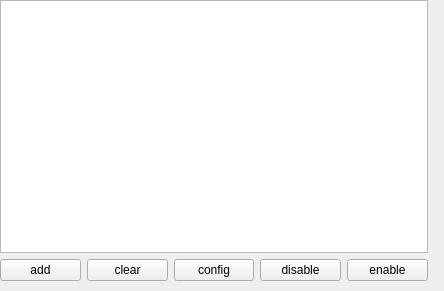
dusekpe2/kcmhowdy, file widget.ui: the form before one commit.
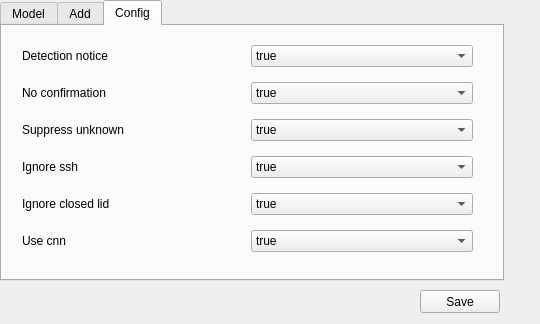
The form after the commit.

Commit message: Functional module, without config

The edit to the form file:
```diff
--- a/widget.ui
+++ b/widget.ui
@@ -6,8 +6,8 @@
    <rect>
     <x>0</x>
     <y>0</y>
-    <width>444</width>
-    <height>291</height>
+    <width>540</width>
+    <height>324</height>
    </rect>
   </property>
   <property name="windowTitle">
@@ -18,55 +18,286 @@
     <rect>
      <x>0</x>
      <y>0</y>
-     <width>428</width>
+     <width>504</width>
      <height>281</height>
     </rect>
    </property>
    <layout class="QVBoxLayout" name="verticalLayout">
-    <item>
-     <widget class="QTableView" name="tableView"/>
-    </item>
     <item>
      <layout class="QHBoxLayout" name="horizontalLayout">
       <item>
-       <widget class="QPushButton" name="addButton">
-        <property name="text">
-         <string>add</string>
+       <widget class="QTabWidget" name="tabWidget">
+        <property name="currentIndex">
+         <number>2</number>
         </property>
-       </widget>
-      </item>
-      <item>
-       <widget class="QPushButton" name="clearButton">
-        <property name="text">
-         <string>clear</string>
-        </property>
-       </widget>
-      </item>
-      <item>
-       <widget class="QPushButton" name="configButton">
-        <property name="text">
-         <string>config</string>
-        </property>
-       </widget>
-      </item>
-      <item>
-       <widget class="QPushButton" name="disableButton">
-        <property name="text">
-         <string>disable</string>
-        </property>
-       </widget>
-      </item>
-      <item>
-       <widget class="QPushButton" name="enableButton">
-        <property name="text">
-         <string>enable</string>
-        </property>
+        <widget class="QWidget" name="Model">
+         <attribute name="title">
+          <string>Model</string>
+         </attribute>
+         <widget class="QTableView" name="tableView">
+          <property name="geometry">
+           <rect>
+            <x>0</x>
+            <y>10</y>
+            <width>502</width>
+            <height>192</height>
+           </rect>
+          </property>
+         </widget>
+         <widget class="QPushButton" name="disableButton">
+          <property name="geometry">
+           <rect>
+            <x>10</x>
+            <y>210</y>
+            <width>80</width>
+            <height>23</height>
+           </rect>
+          </property>
+          <property name="text">
+           <string>disable</string>
+          </property>
+         </widget>
+         <widget class="QPushButton" name="clearButton">
+          <property name="geometry">
+           <rect>
+            <x>110</x>
+            <y>210</y>
+            <width>80</width>
+            <height>23</height>
+           </rect>
+          </property>
+          <property name="text">
+           <string>clear</string>
+          </property>
+         </widget>
+         <widget class="QPushButton" name="enableButton">
+          <property name="geometry">
+           <rect>
+            <x>210</x>
+            <y>210</y>
+            <width>80</width>
+            <height>23</height>
+           </rect>
+          </property>
+          <property name="text">
+           <string>enable</string>
+          </property>
+         </widget>
+        </widget>
+        <widget class="QWidget" name="Add">
+         <attribute name="title">
+          <string>Add</string>
+         </attribute>
+         <widget class="QTextEdit" name="textEdit">
+          <property name="geometry">
+           <rect>
+            <x>30</x>
+            <y>10</y>
+            <width>341</width>
+            <height>21</height>
+           </rect>
+          </property>
+         </widget>
+         <widget class="QPushButton" name="addButton">
+          <property name="geometry">
+           <rect>
+            <x>30</x>
+            <y>50</y>
+            <width>95</width>
+            <height>23</height>
+           </rect>
+          </property>
+          <property name="text">
+           <string>add</string>
+          </property>
+         </widget>
+        </widget>
+        <widget class="QWidget" name="Config">
+         <attribute name="title">
+          <string>Config</string>
+         </attribute>
+         <widget class="QWidget" name="verticalLayoutWidget_2">
+          <property name="geometry">
+           <rect>
+            <x>20</x>
+            <y>10</y>
+            <width>451</width>
+            <height>231</height>
+           </rect>
+          </property>
+          <layout class="QVBoxLayout" name="verticalLayout_2">
+           <item>
+            <layout class="QHBoxLayout" name="horizontalLayout_2">
+             <item>
+              <widget class="QLabel" name="labelDetectionNotice">
+               <property name="text">
+                <string>Detection notice</string>
+               </property>
+              </widget>
+             </item>
+             <item>
+              <widget class="QComboBox" name="comboDetectionNotice">
+               <item>
+                <property name="text">
+                 <string>true</string>
+                </property>
+               </item>
+               <item>
+                <property name="text">
+                 <string>false</string>
+                </property>
+               </item>
+              </widget>
+             </item>
+            </layout>
+           </item>
+           <item>
+            <layout class="QHBoxLayout" name="horizontalLayout_3">
+             <item>
+              <widget class="QLabel" name="labelNoConfirmation">
+               <property name="text">
+                <string>No confirmation</string>
+               </property>
+              </widget>
+             </item>
+             <item>
+              <widget class="QComboBox" name="comboNoConfirmation">
+               <item>
+                <property name="text">
+                 <string>true</string>
+                </property>
+               </item>
+               <item>
+                <property name="text">
+                 <string>false</string>
+                </property>
+               </item>
+              </widget>
+             </item>
+            </layout>
+           </item>
+           <item>
+            <layout class="QHBoxLayout" name="horizontalLayout_4">
+             <item>
+              <widget class="QLabel" name="labelSuppressUnknown">
+               <property name="text">
+                <string>Suppress unknown</string>
+               </property>
+              </widget>
+             </item>
+             <item>
+              <widget class="QComboBox" name="comboSuppressUnknown">
+               <item>
+                <property name="text">
+                 <string>true</string>
+                </property>
+               </item>
+               <item>
+                <property name="text">
+                 <string>false</string>
+                </property>
+               </item>
+              </widget>
+             </item>
+            </layout>
+           </item>
+           <item>
+            <layout class="QHBoxLayout" name="horizontalLayout_5">
+             <item>
+              <widget class="QLabel" name="labelIgnoreSsh">
+               <property name="text">
+                <string>Ignore ssh</string>
+               </property>
+              </widget>
+             </item>
+             <item>
+              <widget class="QComboBox" name="comboIgnoreSsh">
+               <item>
+                <property name="text">
+                 <string>true</string>
+                </property>
+               </item>
+               <item>
+                <property name="text">
+                 <string>false</string>
+                </property>
+               </item>
+              </widget>
+             </item>
+            </layout>
+           </item>
+           <item>
+            <layout class="QHBoxLayout" name="horizontalLayout_6">
+             <item>
+              <widget class="QLabel" name="labelIgnoreClosedLid">
+               <property name="text">
+                <string>Ignore closed lid</string>
+               </property>
+              </widget>
+             </item>
+             <item>
+              <widget class="QComboBox" name="comboIgnoreClosedLid">
+               <item>
+                <property name="text">
+                 <string>true</string>
+                </property>
+               </item>
+               <item>
+                <property name="text">
+                 <string>false</string>
+                </property>
+               </item>
+              </widget>
+             </item>
+            </layout>
+           </item>
+           <item>
+            <layout class="QHBoxLayout" name="horizontalLayout_7">
+             <item>
+              <widget class="QLabel" name="labelUseCnn">
+               <property name="text">
+                <string>Use cnn</string>
+               </property>
+              </widget>
+             </item>
+             <item>
+              <widget class="QComboBox" name="comboUseCnn">
+               <item>
+                <property name="text">
+                 <string>true</string>
+                </property>
+               </item>
+               <item>
+                <property name="text">
+                 <string>false</string>
+                </property>
+               </item>
+              </widget>
+             </item>
+            </layout>
+           </item>
+          </layout>
+         </widget>
+        </widget>
        </widget>
       </item>
      </layout>
     </item>
    </layout>
   </widget>
+  <widget class="QPushButton" name="buttonSave">
+   <property name="geometry">
+    <rect>
+     <x>420</x>
+     <y>290</y>
+     <width>80</width>
+     <height>23</height>
+    </rect>
+   </property>
+   <property name="text">
+    <string>Save</string>
+   </property>
+  </widget>
  </widget>
  <resources/>
  <connections/>
```
The commit also changes 2 other files.
